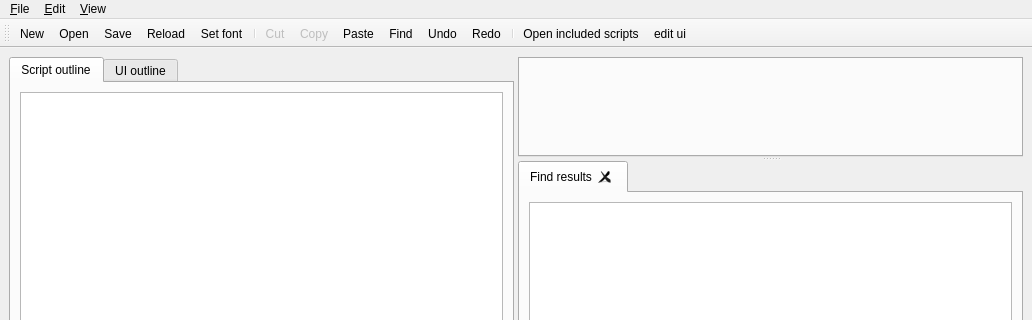
First picture: the form in ScriptCommunicator/ScriptEditor/mainwindow.ui, repository szieke/ScriptCommunicator_serial-terminal, before the edit; both pictures show x 0 to 1032 and y 0 to 320 of the 1032 by 767 pixel window.
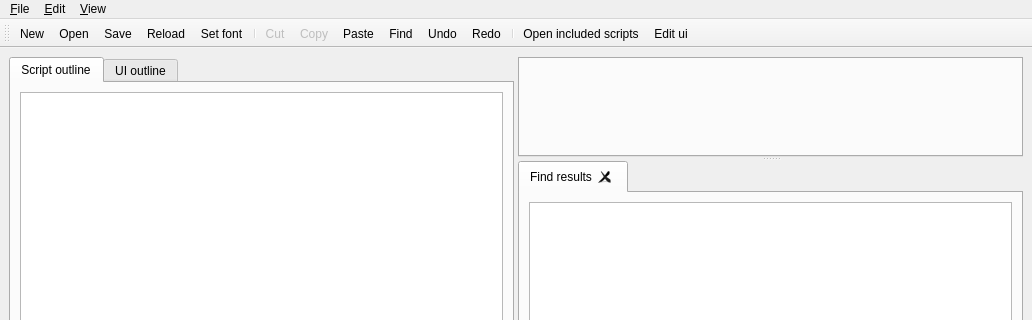
Second picture: the form after the edit. Icons and pictures are not drawn.

The edit to the form file:
```diff
--- a/ScriptCommunicator/ScriptEditor/mainwindow.ui
+++ b/ScriptCommunicator/ScriptEditor/mainwindow.ui
@@ -423,7 +423,7 @@
      <normaloff>:/images/designer.ico</normaloff>:/images/designer.ico</iconset>
    </property>
    <property name="text">
-    <string>edit ui</string>
+    <string>Edit ui</string>
    </property>
    <property name="toolTip">
     <string>edit the selected ui file (ui tab)</string>
```
Left out of the diff: 24 changed lines with no effect on the pictures.
